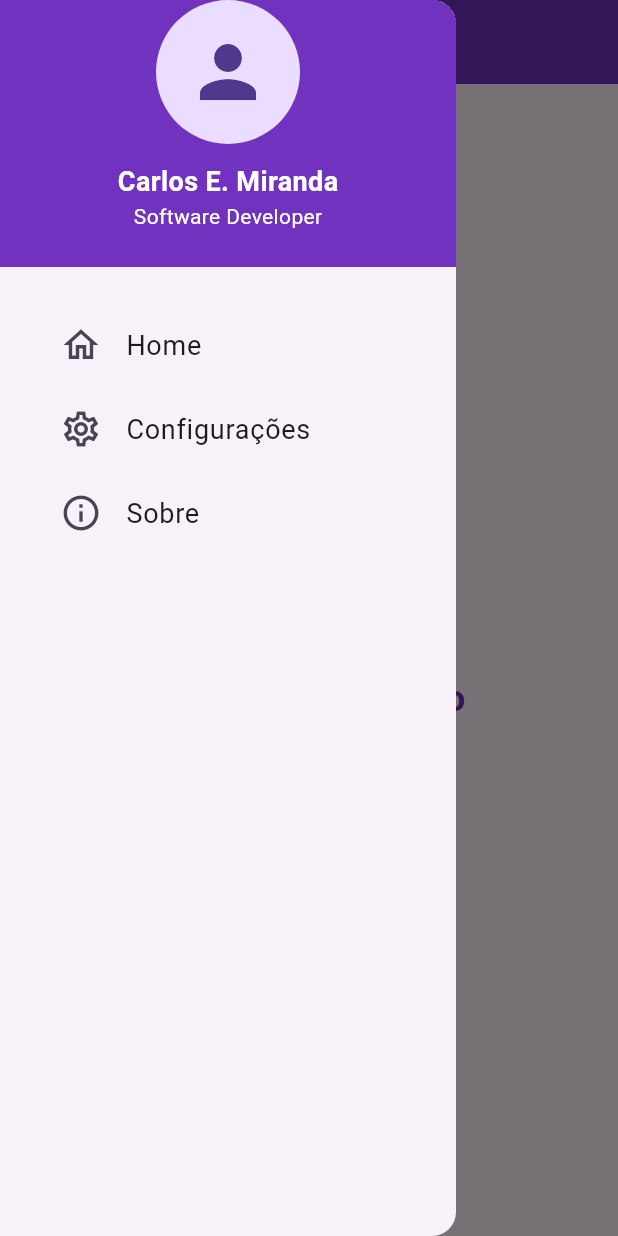
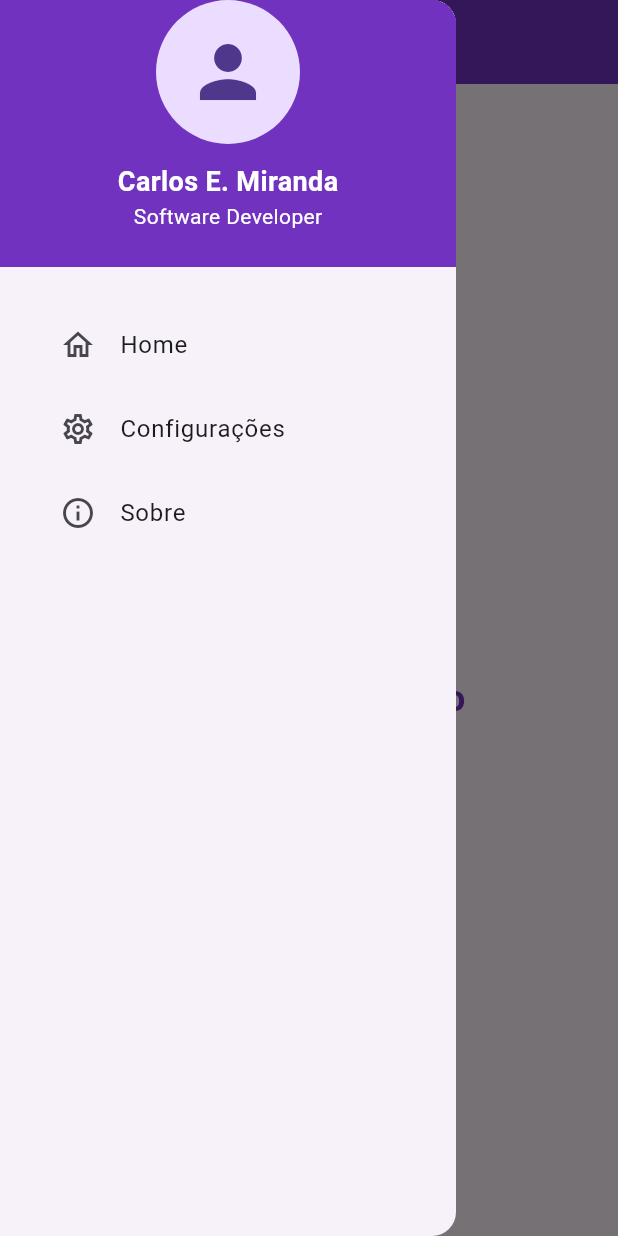
Before and after one commit to cadu-miranda/AE3-Uninter-App, a Flutter app: the screen it shows after launch, with the side drawer open, on a phone screen of 412 x 824 dp. Run offline on Flutter 3.47's test engine with Material 2 defaults, Android fonts, the phone set to English and light mode, and no system bars; our stand-ins replace google_fonts, shared_preferences.

Commit message:
Update icons and text in custom drawer

```diff
--- a/lib/widgets/custom_drawer.dart
+++ b/lib/widgets/custom_drawer.dart
@@ -1,7 +1,6 @@
 import '../screens/home.dart';
 import '../screens/settings.dart';
 import 'package:flutter/material.dart';
-import 'package:google_fonts/google_fonts.dart';
 
 class CustomDrawer extends StatelessWidget {
   const CustomDrawer({super.key});
@@ -60,11 +59,8 @@ Container buildItems(BuildContext context) {
     child: Column(
       children: [
         ListTile(
-          leading: const Icon(Icons.home_outlined, size: 28),
-          title: Text(
-            "Home",
-            style: GoogleFonts.roboto(fontSize: 18),
-          ),
+          leading: const Icon(Icons.home_outlined),
+          title: const Text("Home"),
           onTap: () {
             Navigator.pushReplacement(
               context,
@@ -73,11 +69,8 @@ Container buildItems(BuildContext context) {
           },
         ),
         ListTile(
-          leading: const Icon(Icons.settings_outlined, size: 28),
-          title: Text(
-            "Configurações",
-            style: GoogleFonts.roboto(fontSize: 18),
-          ),
+          leading: const Icon(Icons.settings_outlined),
+          title: const Text("Configurações"),
           onTap: () {
             Navigator.pushReplacement(
               context,
@@ -85,15 +78,14 @@ Container buildItems(BuildContext context) {
             );
           },
         ),
-        AboutListTile(
-          icon: const Icon(Icons.info_outlined, size: 28),
+        const AboutListTile(
+          icon: Icon(Icons.info_outlined),
           applicationName: 'ESP32 Wi-Fi Monitor',
-          applicationVersion: 'v1.2.2 build 1',
+          applicationVersion: 'v1.2.3 build 1',
           applicationLegalese:
               'Aplicativo desenvolvido por Carlos E. Miranda, aluno de Engenharia da Computação da Uninter.',
           child: Text(
             "Sobre",
-            style: GoogleFonts.roboto(fontSize: 18),
           ),
         )
       ],
--- a/pubspec.yaml
+++ b/pubspec.yaml
@@ -16,7 +16,7 @@ publish_to: "none" # Remove this line if you wish to publish to pub.dev
 # https://developer.apple.com/library/archive/documentation/General/Reference/InfoPlistKeyReference/Articles/CoreFoundationKeys.html
 # In Windows, build-name is used as the major, minor, and patch parts
 # of the product and file versions while build-number is used as the build suffix.
-version: 1.2.2+1
+version: 1.2.3+1
 
 environment:
   sdk: ">=3.1.5 <4.0.0"
```
